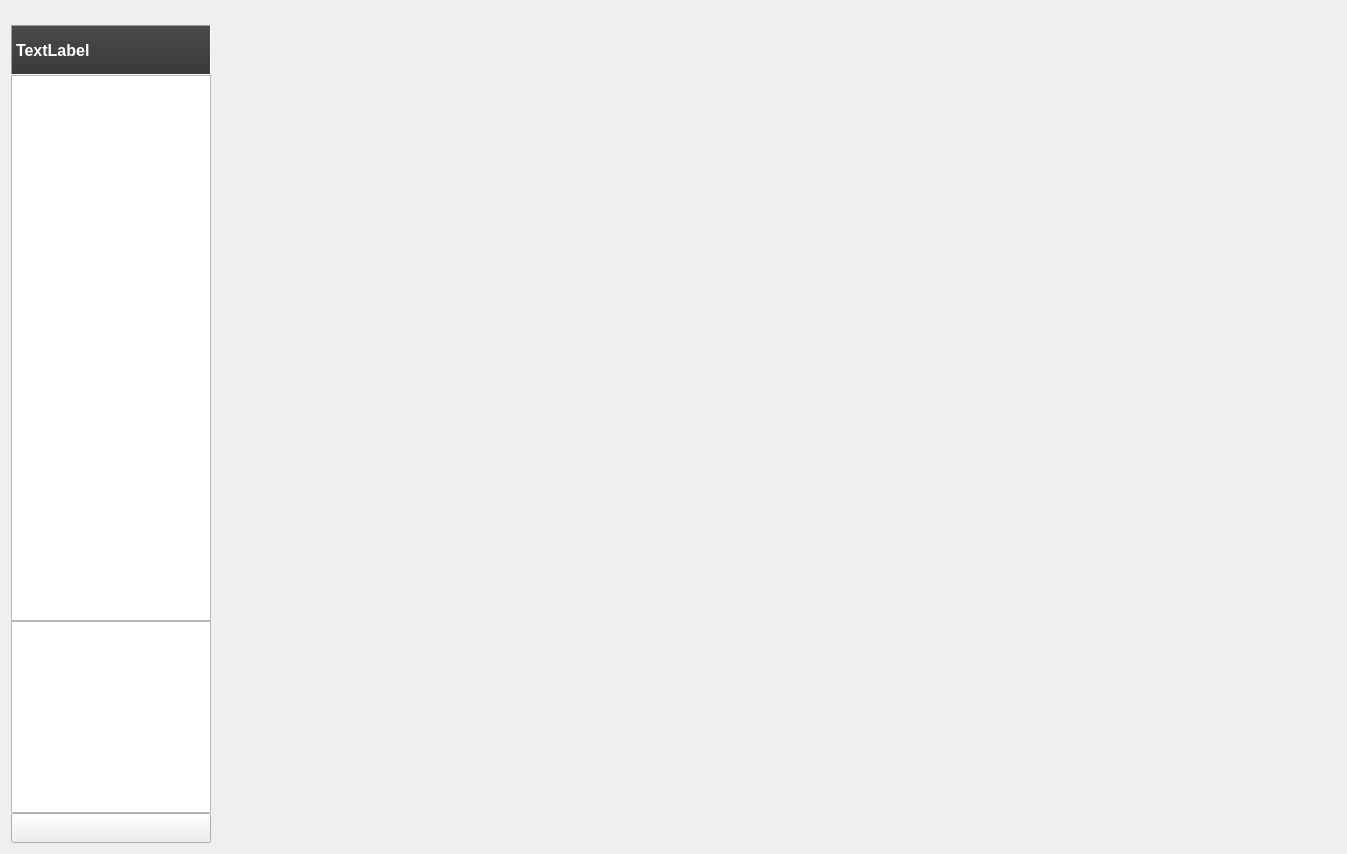
tonmaiart/UkoreHub, file interface/MainWindow.ui: the form before one commit.
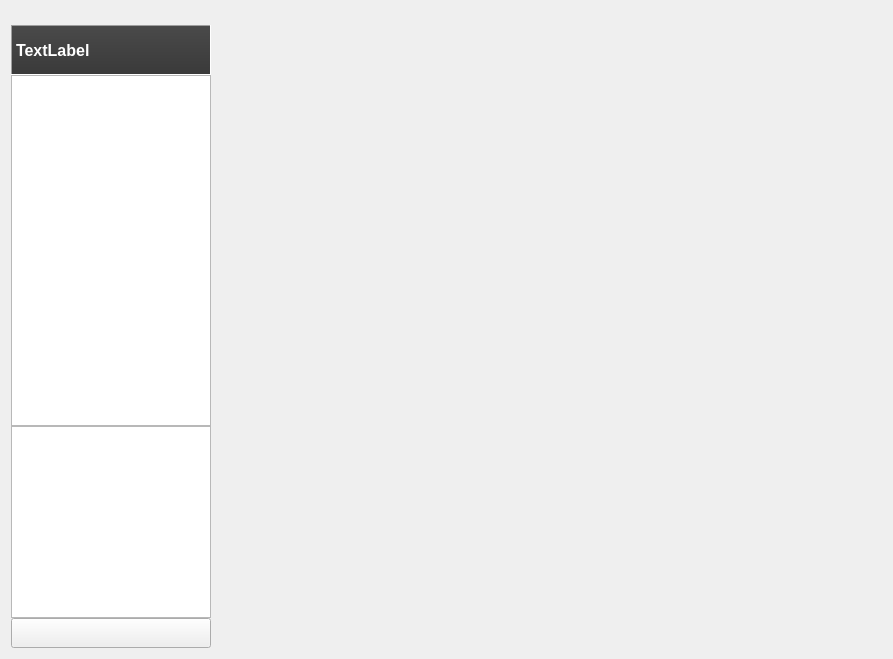
The form after the commit.

What changed in the file:
```diff
--- a/interface/MainWindow.ui
+++ b/interface/MainWindow.ui
@@ -6,8 +6,8 @@
    <rect>
     <x>0</x>
     <y>0</y>
-    <width>1347</width>
-    <height>854</height>
+    <width>893</width>
+    <height>659</height>
    </rect>
   </property>
   <property name="windowTitle">
```
